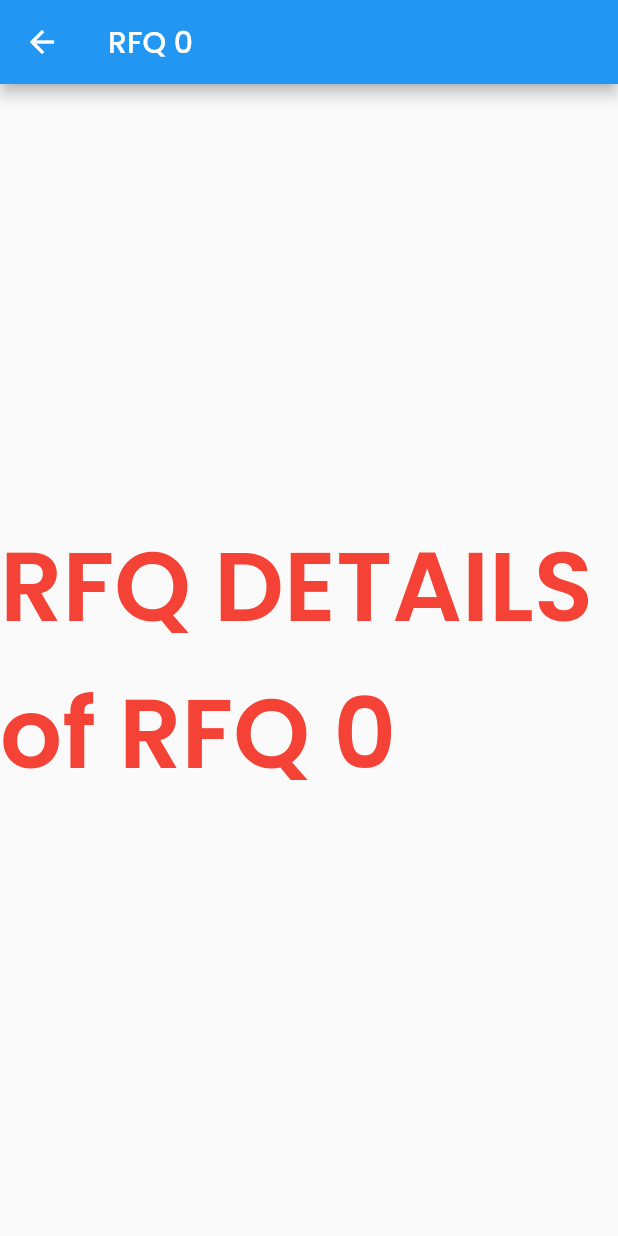
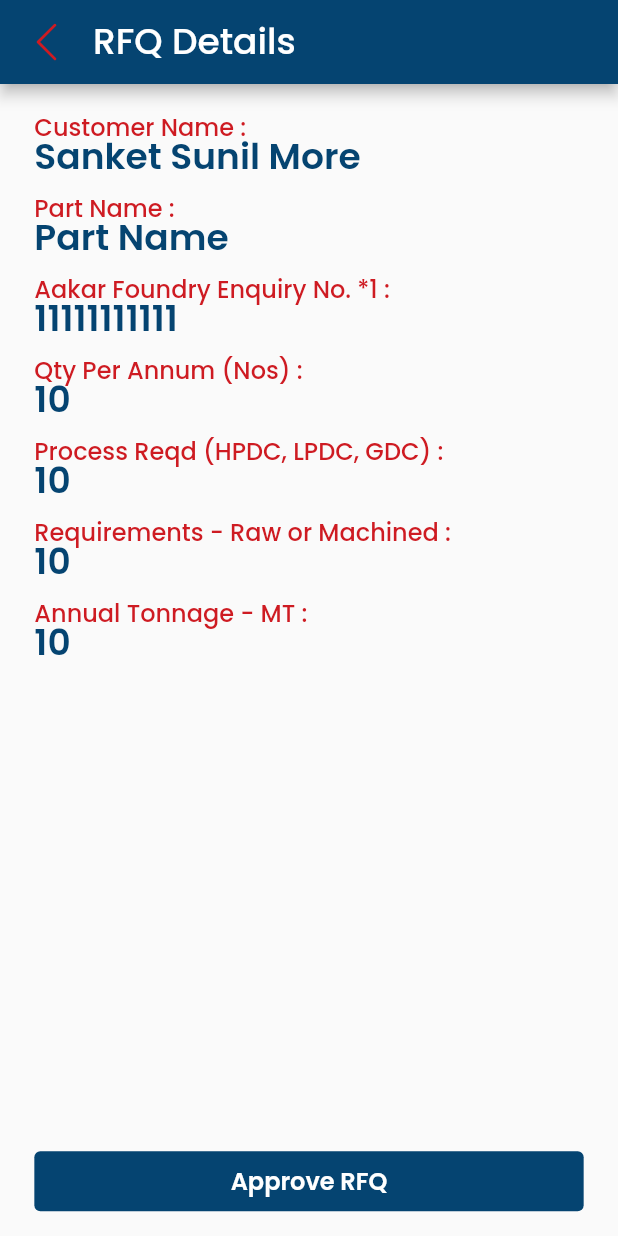
Before and after one commit to rokr1590/aakar-foundry, a Flutter app: the RFQDetails screen opened directly with empty values, on a phone screen of 412 x 824 dp. Run offline on Flutter 3.47's test engine with Material 2 defaults, Android fonts, the phone set to English and light mode, and no system bars; our stand-ins replace bootstrap_icons, buttons_tabbar; missing offline and left inert: dart:ffi.

Commit message:
RFQ Screen

```diff
--- a/lib/pages/rfq_details_screen.dart
+++ b/lib/pages/rfq_details_screen.dart
@@ -1,23 +1,93 @@
 import 'package:aakarfoundry/themes/app_style.dart';
+import 'package:aakarfoundry/utils/color_constant.dart';
+import 'package:aakarfoundry/utils/size_utils.dart';
+import 'package:aakarfoundry/widget/widget_buttons.dart';
+import 'package:bootstrap_icons/bootstrap_icons.dart';
 import 'package:flutter/material.dart';
+
+Map list = {
+  'Customer Name': 'Sanket Sunil More',
+  'Part Name': 'Part Name',
+  'Aakar Foundry Enquiry No. *1': '11111111111',
+  'Qty Per Annum (Nos)': '10',
+  'Process Reqd (HPDC, LPDC, GDC)': '10',
+  'Requirements - Raw or Machined': '10',
+  'Annual Tonnage - MT': '10',
+};
 
 class RFQDetails extends StatelessWidget {
   final int rfq_number;
-  const RFQDetails({Key? key,required this.rfq_number}) : super(key: key);
+  const RFQDetails({Key? key, required this.rfq_number}) : super(key: key);
 
   @override
   Widget build(BuildContext context) {
     return SafeArea(
         child: Scaffold(
-          appBar: AppBar(
-            title: Text("RFQ $rfq_number"),
-          ),
-          body: Container(
-            child:Center(
-              child: Text("RFQ DETAILS of RFQ $rfq_number",style: AppStyle.txtPoppinsBold64(Colors.red),),
-            )
-          ),
-        )
+      appBar: AppBar(
+        backgroundColor: Colorselect.afBlueDark,
+        title: Row(
+          children: [
+            InkWell(
+              onTap: () => Navigator.of(context).pop(),
+              child: const Icon(BootstrapIcons.chevron_left,
+                  size: 30, color: Colorselect.afRedAccent),
+            ),
+            const SizedBox(
+              width: 16,
+            ),
+            Text(
+              "RFQ Details",
+              style: AppStyle.txtPoppinsMedium24(Colors.white),
+            ),
+          ],
+        ),
+        automaticallyImplyLeading: false,
+      ),
+      body: Container(
+        width: double.infinity,
+        padding: EdgeInsets.symmetric(
+            horizontal: getHorizontalSize(20), vertical: getVerticalSize(16)),
+        child: Column(
+          crossAxisAlignment: CrossAxisAlignment.start,
+          children: [
+            Expanded(
+              child: SingleChildScrollView(
+                child: Column(
+                  crossAxisAlignment: CrossAxisAlignment.start,
+                  children: [
+                    ...list
+                        .map((key, value) => MapEntry<String, Widget>(
+                            key, _rfqDetailEntry(key, value)))
+                        .values
+                        .toList()
+                  ],
+                ),
+              ),
+            ),
+            WidgetButton(
+              buttonText: 'Approve RFQ',
+              onTap: () {},
+            ),
+          ],
+        ),
+      ),
+    ));
+  }
+
+  Widget _rfqDetailEntry(String key, String value) {
+    return Padding(
+      padding: const EdgeInsets.only(bottom: 8),
+      child: Column(
+        mainAxisSize: MainAxisSize.max,
+        mainAxisAlignment: MainAxisAlignment.center,
+        crossAxisAlignment: CrossAxisAlignment.start,
+        children: [
+          Text('$key : ',
+              style: AppStyle.txtPoppinsMedium16(Colorselect.afRedAccent)),
+          Text(value,
+              style: AppStyle.txtPoppinsSemiBold24(Colorselect.afBlueDark)),
+        ],
+      ),
     );
   }
 }
--- a/lib/pages/screen_login.dart
+++ b/lib/pages/screen_login.dart
@@ -5,6 +5,7 @@ import 'package:aakarfoundry/utils/color_constant.dart';
 import 'package:aakarfoundry/utils/size_utils.dart';
 import 'package:aakarfoundry/widget/widget_buttons.dart';
 import 'package:aakarfoundry/widget/widget_textfield.dart';
+import 'package:aakarfoundry/widget/widget_top_navigation_bar.dart';
 import 'package:bootstrap_icons/bootstrap_icons.dart';
 import 'package:flutter/material.dart';
 
@@ -109,7 +110,14 @@ class _ScreenLoginState extends State<ScreenLogin> {
                       ),
                       Container(
                         alignment: Alignment.center,
-                        child: WidgetButton(),
+                        child: WidgetButton(
+                          buttonText: 'Login',
+                          onTap: () {
+                            Navigator.of(context).push(MaterialPageRoute(
+                              builder: (context) => TopNavBar(),
+                            ));
+                          },
+                        ),
                       ),
                     ],
                   ),
--- a/lib/themes/app_style.dart
+++ b/lib/themes/app_style.dart
@@ -87,7 +87,7 @@ class AppStyle {
         fontFamily: 'Poppins',
         fontWeight: FontWeight.w600,
         letterSpacing: 0.01,
-        height: 1.55,
+        height: 1,
       );
 
   static TextStyle txtPoppinsSemiBold16(Color color) => TextStyle(
--- a/lib/widget/widget_buttons.dart
+++ b/lib/widget/widget_buttons.dart
@@ -9,11 +9,15 @@ enum ButtonSize { large, small }
 enum Type { primary, secondary, outlined }
 
 class WidgetButton extends StatelessWidget {
+  final String buttonText;
   final ButtonSize size;
   final Type type;
+  final VoidCallback onTap;
 
   const WidgetButton({
     super.key,
+    required this.buttonText,
+    required this.onTap,
     this.type = Type.primary,
     this.size = ButtonSize.large,
   });
@@ -21,10 +25,7 @@ class WidgetButton extends StatelessWidget {
   @override
   Widget build(BuildContext context) {
     return InkWell(
-      onTap: (){
-        Navigator.pop(context);
-        Navigator.push(context,MaterialPageRoute(builder: (context) => TopNavBar()));
-      },
+      onTap: onTap,
       child: Container(
           padding: size == ButtonSize.large
               ? EdgeInsets.symmetric(horizontal: 24.0, vertical: 8.0)
@@ -34,16 +35,23 @@ class WidgetButton extends StatelessWidget {
             border: type == Type.outlined ? Border.all(width: 2.0) : null,
             color: getColor(type),
           ),
-          child: Text(
-            "Login",
-            style: TextStyle(
-              color: type == Type.primary
-                  ? Colorselect.afBlueLight
-                  : Colorselect.afBlueDark,
-              fontSize: size == ButtonSize.large ? 16.0 : 14.0,
-              fontWeight:
-                  size == ButtonSize.large ? FontWeight.bold : FontWeight.w500,
-            ),
+          child: Row(
+            mainAxisSize: MainAxisSize.max,
+            mainAxisAlignment: MainAxisAlignment.center,
+            children: [
+              Text(
+                buttonText,
+                style: TextStyle(
+                  color: type == Type.primary
+                      ? Colors.white
+                      : Colorselect.afBlueDark,
+                  fontSize: size == ButtonSize.large ? 16.0 : 14.0,
+                  fontWeight: size == ButtonSize.large
+                      ? FontWeight.bold
+                      : FontWeight.w500,
+                ),
+              ),
+            ],
           )),
     );
   }
```
Also changed, not shown: lib/widget/widget_top_navigation_bar.dart (+15 -11 lines), pubspec.lock. Lines whose indentation alone changed are shown as unchanged.
